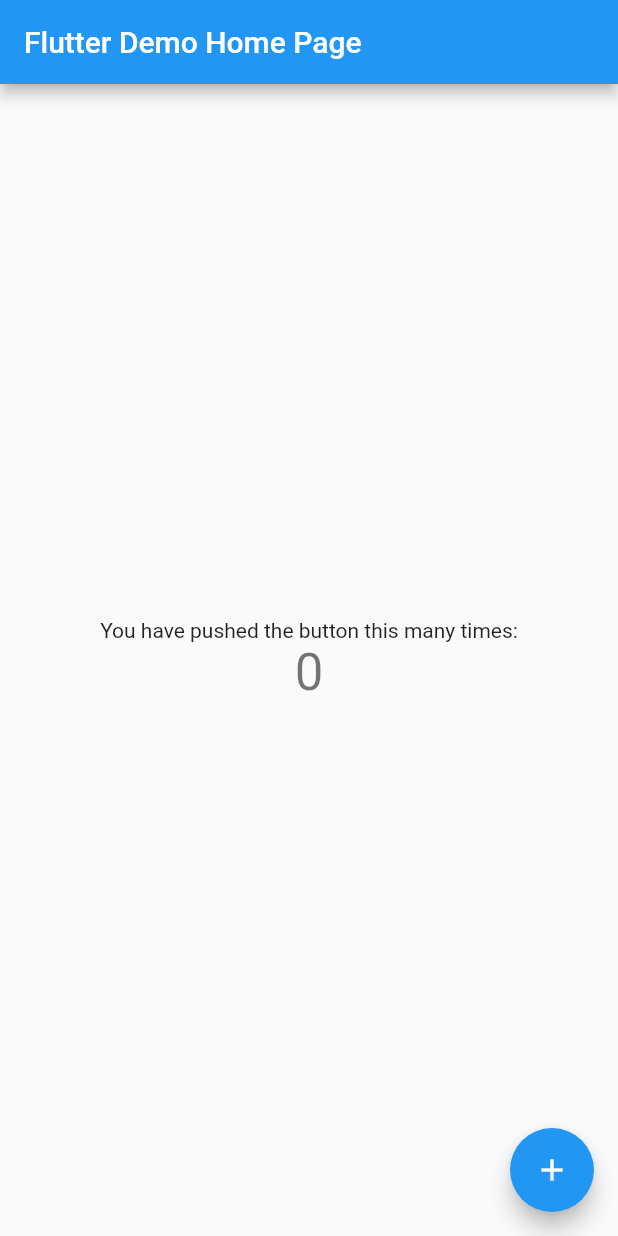
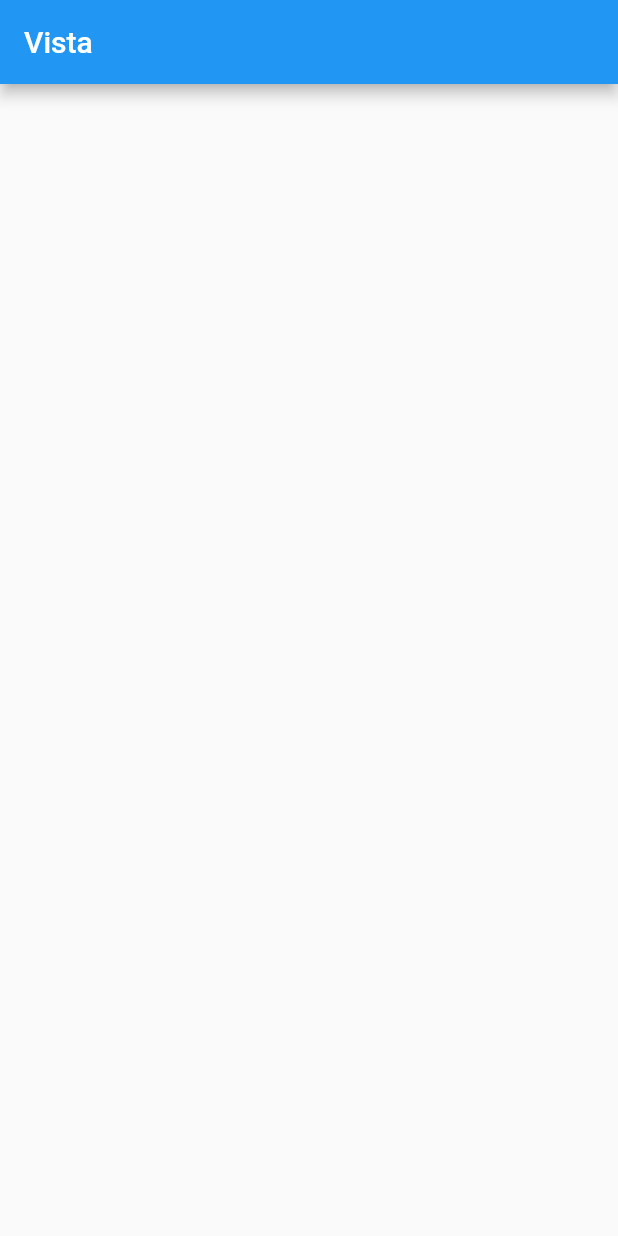
Before and after one commit to leopazgerez/perfildeusuario, a Flutter app: the screen it shows after launch, on a phone screen of 412 x 824 dp. Run offline on Flutter 3.47's test engine with Material 2 defaults, Android fonts, the phone set to English and light mode, and no system bars.

Commit message:
Agregación de la vista y el widget

```diff
--- a/lib/main.dart
+++ b/lib/main.dart
@@ -1,4 +1,5 @@
 import 'package:flutter/material.dart';
+import 'package:perfildeusuario/view.dart';
 
 void main() {
   runApp(const MyApp());
@@ -6,111 +7,17 @@ void main() {
 
 class MyApp extends StatelessWidget {
   const MyApp({super.key});
-
-  // This widget is the root of your application.
   @override
   Widget build(BuildContext context) {
     return MaterialApp(
       title: 'Flutter Demo',
       theme: ThemeData(
-        //Tamos ready
-        // This is the theme of your application.
-        //
-        // Try running your application with "flutter run". You'll see the
-        // application has a blue toolbar. Then, without quitting the app, try
-        // changing the primarySwatch below to Colors.green and then invoke
-        // "hot reload" (press "r" in the console where you ran "flutter run",
-        // or simply save your changes to "hot reload" in a Flutter IDE).
-        // Notice that the counter didn't reset back to zero; the application
-        // is not restarted.
         primarySwatch: Colors.blue,
       ),
-      home: const MyHomePage(title: 'Flutter Demo Home Page'),
+      initialRoute: const View().id,
+      routes: {
+        const View().id: (_) => const View(),
+      },
     );
   }
 }
-
-class MyHomePage extends StatefulWidget {
-  const MyHomePage({super.key, required this.title});
-
-  // This widget is the home page of your application. It is stateful, meaning
-  // that it has a State object (defined below) that contains fields that affect
-  // how it looks.
-
-  // This class is the configuration for the state. It holds the values (in this
-  // case the title) provided by the parent (in this case the App widget) and
-  // used by the build method of the State. Fields in a Widget subclass are
-  // always marked "final".
-
-  final String title;
-
-  @override
-  State<MyHomePage> createState() => _MyHomePageState();
-}
-
-class _MyHomePageState extends State<MyHomePage> {
-  int _counter = 0;
-
-  void _incrementCounter() {
-    setState(() {
-      // This call to setState tells the Flutter framework that something has
-      // changed in this State, which causes it to rerun the build method below
-      // so that the display can reflect the updated values. If we changed
-      // _counter without calling setState(), then the build method would not be
-      // called again, and so nothing would appear to happen.
-      _counter++;
-    });
-  }
-
-  @override
-  Widget build(BuildContext context) {
-    // This method is rerun every time setState is called, for instance as done
-    // by the _incrementCounter method above.
-    //
-    // The Flutter framework has been optimized to make rerunning build methods
-    // fast, so that you can just rebuild anything that needs updating rather
-    // than having to individually change instances of widgets.
-    return Scaffold(
-      appBar: AppBar(
-        // Here we take the value from the MyHomePage object that was created by
-        // the App.build method, and use it to set our appbar title.
-        title: Text(widget.title),
-      ),
-      body: Center(
-        // Center is a layout widget. It takes a single child and positions it
-        // in the middle of the parent.
-        child: Column(
-          // Column is also a layout widget. It takes a list of children and
-          // arranges them vertically. By default, it sizes itself to fit its
-          // children horizontally, and tries to be as tall as its parent.
-          //
-          // Invoke "debug painting" (press "p" in the console, choose the
-          // "Toggle Debug Paint" action from the Flutter Inspector in Android
-          // Studio, or the "Toggle Debug Paint" command in Visual Studio Code)
-          // to see the wireframe for each widget.
-          //
-          // Column has various properties to control how it sizes itself and
-          // how it positions its children. Here we use mainAxisAlignment to
-          // center the children vertically; the main axis here is the vertical
-          // axis because Columns are vertical (the cross axis would be
-          // horizontal).
-          mainAxisAlignment: MainAxisAlignment.center,
-          children: <Widget>[
-            const Text(
-              'You have pushed the button this many times:',
-            ),
-            Text(
-              '$_counter',
-              style: Theme.of(context).textTheme.headline4,
-            ),
-          ],
-        ),
-      ),
-      floatingActionButton: FloatingActionButton(
-        onPressed: _incrementCounter,
-        tooltip: 'Increment',
-        child: const Icon(Icons.add),
-      ), // This trailing comma makes auto-formatting nicer for build methods.
-    );
-  }
-}
--- a/lib/src/ui/pagecomponent/user_profile.dart
+++ b/lib/src/ui/pagecomponent/user_profile.dart
@@ -5,9 +5,19 @@ class UserProfile extends StatelessWidget {
 
   @override
   Widget build(BuildContext context) {
-    return Container(
-      height: 300,
-      width: 300,
+    return Form(
+      child: Column(
+        children: [
+          _top(),
+          _bottom(),
+        ],
+      ),
     );
   }
+  Widget _top(){
+    return Container();
+  }
+  Widget _bottom(){
+    return Container();
+  }
 }
--- /dev/null
+++ b/lib/view.dart
@@ -0,0 +1,24 @@
+import 'package:flutter/material.dart';
+import 'package:perfildeusuario/src/ui/pagecomponent/user_profile.dart';
+
+class View extends StatelessWidget {
+  final String id = "view";
+  const View({Key? key}) : super(key: key);
+
+  @override
+  Widget build(BuildContext context) {
+    return Scaffold(
+      appBar: AppBar(
+        title: const Text("Vista"),
+      ),
+      body: _body(),
+    );
+  }
+  Widget _body(){
+    return Column(
+      children: const [
+        UserProfile(),
+      ],
+    );
+  }
+}
```
